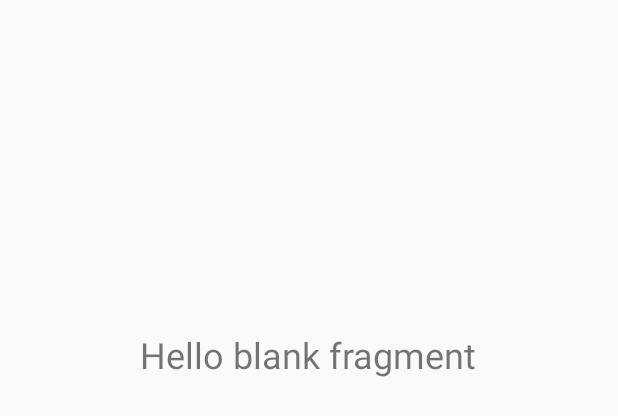
After one commit to kvmanohar/NavDrawerExample, an Android app: the layout fragment_share.xml on its own in the app's theme, with its tools: preview values and no code run, on a phone screen of 412 x 824 dp. The commit adds this screen. Shown: the top 416 px of the screen. Run offline under Robolectric (Android 15) with nearby library versions, the phone set to English and light mode, and no system bars.

Commit message:
All three types of fragments added

```diff
--- /dev/null
+++ b/app/src/main/res/layout/fragment_share.xml
@@ -0,0 +1,18 @@
+<RelativeLayout xmlns:android="http://schemas.android.com/apk/res/android"
+    xmlns:tools="http://schemas.android.com/tools"
+    android:layout_width="match_parent"
+    android:layout_height="match_parent"
+    tools:context="com.example.manoharkurapati.navdrawerexample.ShareFragment">
+
+    <!-- TODO: Update blank fragment layout -->
+    <TextView
+        android:id="@+id/txt_shareFragment_result"
+        android:layout_width="wrap_content"
+        android:layout_height="wrap_content"
+        android:text="@string/hello_blank_fragment"
+        android:textSize="24sp"
+        android:layout_alignParentTop="true"
+        android:layout_centerHorizontal="true"
+        android:layout_marginTop="220dp" />
+
+</RelativeLayout>
```
Also changed, not shown: app/src/main/java/com/example/manoharkurapati/navdrawerexample/MainActivity.java (+17 -7 lines), app/src/main/java/com/example/manoharkurapati/navdrawerexample/ShareFragment.java (added, +107 -0 lines).
